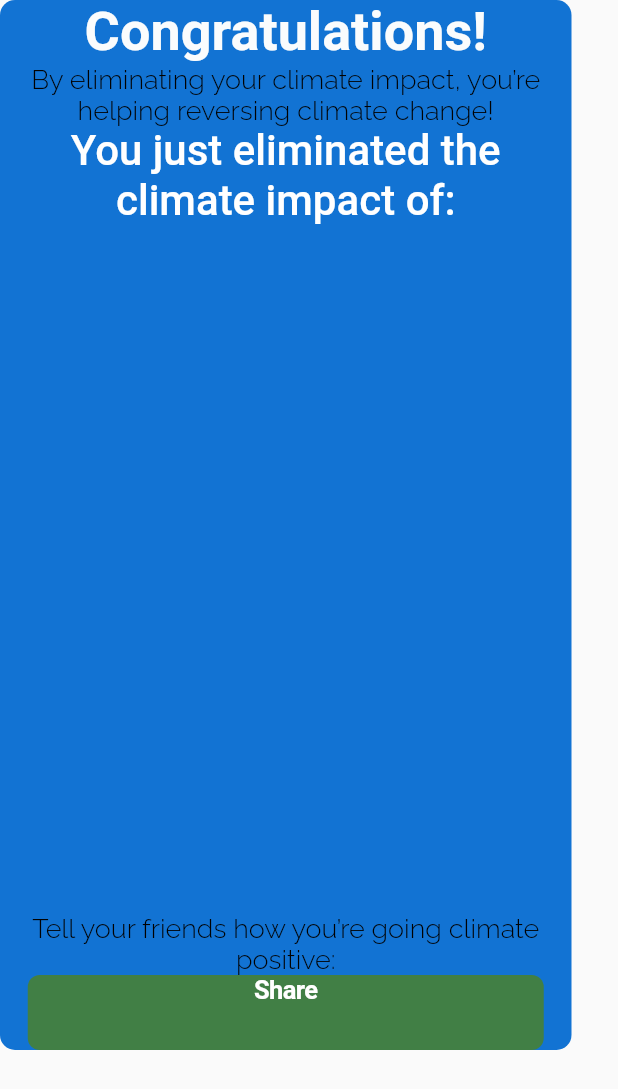
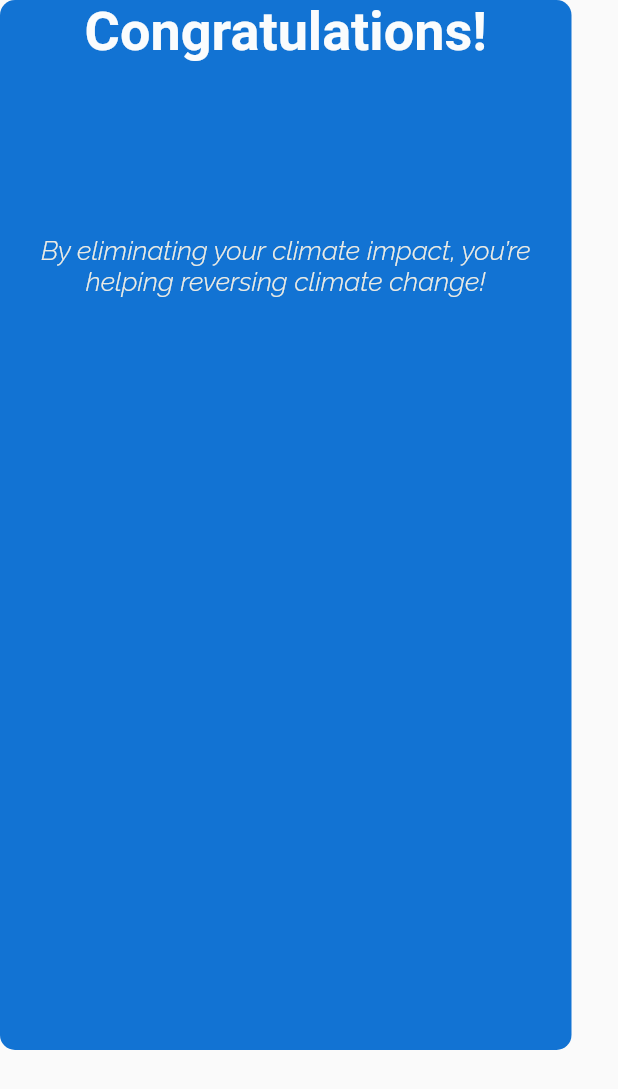
Before and after one commit to gcoleson/arbor___offsets___mvp___v_15, a Flutter app: what form() shows on an empty page, opened directly, on a phone screen of 412 x 824 dp. Shown: the top 1089 px of the screen. Run offline on Flutter 3.47's test engine with Material 2 defaults, Android fonts, the phone set to English and light mode, and no system bars; our stand-ins replace auto_size_text, carousel_slider, cloud_firestore, firebase_analytics, firebase_auth, firebase_core and 4 more; missing offline and left inert: internationalization, stripe_payment; accounts and stored records are empty; Roboto replaces fonts that are missing (Montserrat, SFProText).

Commit message:
aesthetic tweaks to the dashboard

```diff
--- a/lib/dashboard_widget/shopping_cart_widget.dart
+++ b/lib/dashboard_widget/shopping_cart_widget.dart
@@ -5,6 +5,7 @@ import 'dart:convert';
 import 'CartItem.dart';
 import 'package:arbor___offsets___mvp___v_15/services/database.dart';
 import 'package:arbor___offsets___mvp___v_15/services/database.dart';
+import 'package:arbor___offsets___mvp___v_15/values/fonts.dart';
 
 Color blueHighlight = Color.fromARGB(255, 18, 115, 211);
 var primaryAccentGreen = Color.fromARGB(255, 65, 127, 69);
@@ -43,11 +44,13 @@ Container form() {
   return Container(
     width: 381,
     height: 700,
-      decoration: new BoxDecoration(
+    decoration: BoxDecoration(
         color: blueHighlight, borderRadius: BorderRadius.circular(10)),
     child: Column(
       children: [
-          new Text("Congratulations!",
+        Container(
+          padding: EdgeInsets.fromLTRB(8, 0, 8, 0),
+          child: Text("Congratulations!",
               textAlign: TextAlign.center,
               style: TextStyle(
                 fontFamily: 'Montserrat',
@@ -56,54 +59,60 @@ Container form() {
                 fontWeight: FontWeight.w600,
                 fontStyle: FontStyle.normal,
               )),
-          new Text(
+        ),
+        Spacer(flex: 25),
+        Container(
+          padding: EdgeInsets.fromLTRB(8, 0, 8, 0),
+          child: Text(
             "By eliminating your climate impact, you’re helping reversing climate change!",
             textAlign: TextAlign.center,
-              style: TextStyle(
-                fontFamily: 'Raleway',
-                color: Color(0xff010101),
-                fontSize: 18,
-                fontWeight: FontWeight.w300,
-                fontStyle: FontStyle.normal,
-              )),
-          new Text("You just eliminated the climate impact of:",
-              textAlign: TextAlign.center,
-              style: TextStyle(
-                fontFamily: 'Montserrat',
-                color: iOsSystemBackgroundsLightSystemBack2,
-                fontSize: 28,
-                fontWeight: FontWeight.w500,
-                fontStyle: FontStyle.normal,
-              )),
-          Spacer(),
-          new Text("Tell your friends how you’re going climate positive:",
-              textAlign: TextAlign.center,
-              style: TextStyle(
-                fontFamily: 'Raleway',
-                color: Color(0xff010101),
-                fontSize: 18,
-                fontWeight: FontWeight.w300,
-                fontStyle: FontStyle.normal,
-              )),
-          new Container(
-            width: 344,
-            height: 50,
-            decoration: new BoxDecoration(
-                color: primaryAccentGreen,
-                borderRadius: BorderRadius.circular(8)),
-            child: new Text("Share",
-                textAlign: TextAlign.center,
-                style: TextStyle(
-                  fontFamily: 'SFProText',
-                  color: iOsSystemBackgroundsLightSystemBack2,
-                  fontSize: 17,
-                  fontWeight: FontWeight.w600,
-                  fontStyle: FontStyle.normal,
-                  letterSpacing: -0.408,
-                )),
-          )
+            style: AppFonts.congratsSubhead,
+          ),
+        ),
+        //TODO: Finish the share feature
+        // Text("You just eliminated the climate impact of:",
+        //     textAlign: TextAlign.center,
+        //     style: TextStyle(
+        //       fontFamily: 'Montserrat',
+        //       color: iOsSystemBackgroundsLightSystemBack2,
+        //       fontSize: 28,
+        //       fontWeight: FontWeight.w500,
+        //       fontStyle: FontStyle.normal,
+        //     )),
+        Spacer(
+          flex: 110,
+        ),
+        // Text("Tell your friends how you’re going climate positive:",
+        //     textAlign: TextAlign.center,
+        //     style: TextStyle(
+        //       fontFamily: 'Raleway',
+        //       color: Color(0xff010101),
+        //       fontSize: 18,
+        //       fontWeight: FontWeight.w300,
+        //       fontStyle: FontStyle.normal,
+        //     )),
+        // Container(
+        //   width: 344,
+        //   height: 50,
+        //   decoration: BoxDecoration(
+        //       color: primaryAccentGreen,
+        //       borderRadius: BorderRadius.circular(8)),
+        //   child: Text(
+        //     "Share",
+        //     textAlign: TextAlign.center,
+        //     style: TextStyle(
+        //       fontFamily: 'SFProText',
+        //       color: iOsSystemBackgroundsLightSystemBack2,
+        //       fontSize: 17,
+        //       fontWeight: FontWeight.w600,
+        //       fontStyle: FontStyle.normal,
+        //       letterSpacing: -0.408,
+        //     ),
+        //   ),
+        // )
       ],
-      ));
+    ),
+  );
 
   /*return Form(
     //key: _formKey,
@@ -183,7 +192,7 @@ Future checkoutCartBuildDialogue(
   );
 }
 
-Container buildLineItems(List<CartItem> purchaseItemList)
+Widget buildLineItems(List<CartItem> purchaseItemList)
 //loop through all items and make into a grid 2x
 {
   SingleChildScrollView productColumn;
@@ -354,9 +363,7 @@ Container buildLineItems(List<CartItem> purchaseItemList)
 
   //returnList.add(value);
 
-  return Container(
-    width: 300,
-    height: 140,
+  return Expanded(
     child: SingleChildScrollView(
       child: Column(
         children: returnList,
@@ -375,7 +382,9 @@ Container checkoutCartDialogue(
 
     child: Column(
       children: [
-        Text(
+        Container(
+          padding: EdgeInsets.fromLTRB(8, 16, 16, 12),
+          child: Text(
             "Shopping Cart:",
             textAlign: TextAlign.center,
             style: TextStyle(
@@ -383,6 +392,7 @@ Container checkoutCartDialogue(
                 color: Colors.white,
                 fontFamily: "Montserrat",
                 fontWeight: FontWeight.w800),
+          ),
         ),
         StreamBuilder(
             stream: databaseReference
@@ -448,7 +458,9 @@ Container checkoutCartDialogue(
           ),
         ),
         buildLineItems(purchaseItemList),
-        Text(
+        Container(
+          padding: EdgeInsets.fromLTRB(8, 11, 8, 11),
+          child: Text(
             "Eliminate your carbon Impact now!",
             textAlign: TextAlign.center,
             style: TextStyle(
@@ -457,8 +469,10 @@ Container checkoutCartDialogue(
               fontSize: 28,
             ),
           ),
-        Spacer(),
-        _customButton(
+        ),
+        Container(
+          padding: EdgeInsets.fromLTRB(0, 0, 0, 15),
+          child: _customButton(
             "Checkout",
             () async {
               String sessionId = 'error';
@@ -523,7 +537,8 @@ Container checkoutCartDialogue(
                   Navigator.of(context).pop();
                   paymentFailureBuildDialogue(context);
                 }
-              final snackBar = SnackBar(content: Text('SessionId: $sessionId'));
+                final snackBar =
+                    SnackBar(content: Text('SessionId: $sessionId'));
                 //Scaffold.of(context).showSnackBar(snackBar);
                 //_congratulationsDialogue();
               } else {
@@ -531,7 +546,7 @@ Container checkoutCartDialogue(
               }
             },
           ),
-        Spacer(),
+        ),
       ],
     ),
 
@@ -750,8 +765,12 @@ Container successDialogue() {
             image: AssetImage("assets/images/sunrise.png"),
           ),
         ),
-        Spacer(),
-        Text(
+        Spacer(
+          flex: 38,
+        ),
+        Container(
+          padding: EdgeInsets.fromLTRB(8, 0, 8, 0),
+          child: Text(
             "Congratulations!",
             textAlign: TextAlign.center,
             style: TextStyle(
@@ -761,31 +780,34 @@ Container successDialogue() {
               fontWeight: FontWeight.w600,
             ),
           ),
-        Spacer(),
-        Text(
+        ),
+        Spacer(
+          flex: 25,
+        ),
+        Container(
+          padding: EdgeInsets.fromLTRB(8, 0, 8, 0),
+          child: Text(
             "By eliminiating your climate impact, you're helping reversing climate change!",
             textAlign: TextAlign.center,
-          style: TextStyle(
-            fontSize: 18,
-            color: Colors.white,
-            fontFamily: "Raleway",
-            fontWeight: FontWeight.w600,
+            style: AppFonts.congratsSubhead,
           ),
         ),
-        Spacer(),
-        Text(
-          "Tell your freinds how you're going climate positive:",
-          textAlign: TextAlign.center,
-          style: TextStyle(
-            fontSize: 18,
-            color: Colors.black,
-            fontFamily: "Raleway",
-            fontWeight: FontWeight.w400,
+        Spacer(
+          flex: 110,
         ),
-        ),
-        Spacer(),
-        _customButton("Share", () {}),
-        Spacer(),
+        // Text(
+        //   "Tell your freinds how you're going climate positive:",
+        //   textAlign: TextAlign.center,
+        //   style: TextStyle(
+        //     fontSize: 18,
+        //     color: Colors.black,
+        //     fontFamily: "Raleway",
+        //     fontWeight: FontWeight.w400,
+        //   ),
+        // ),
+        // Spacer(),
+        // _customButton("Share", () {}),
+        // Spacer(),
       ],
     ),
 
```
Also changed, not shown: lib/dashboard_widget/dashboard_widget.dart (+4 -3 lines). Lines whose indentation alone changed are shown as unchanged.
